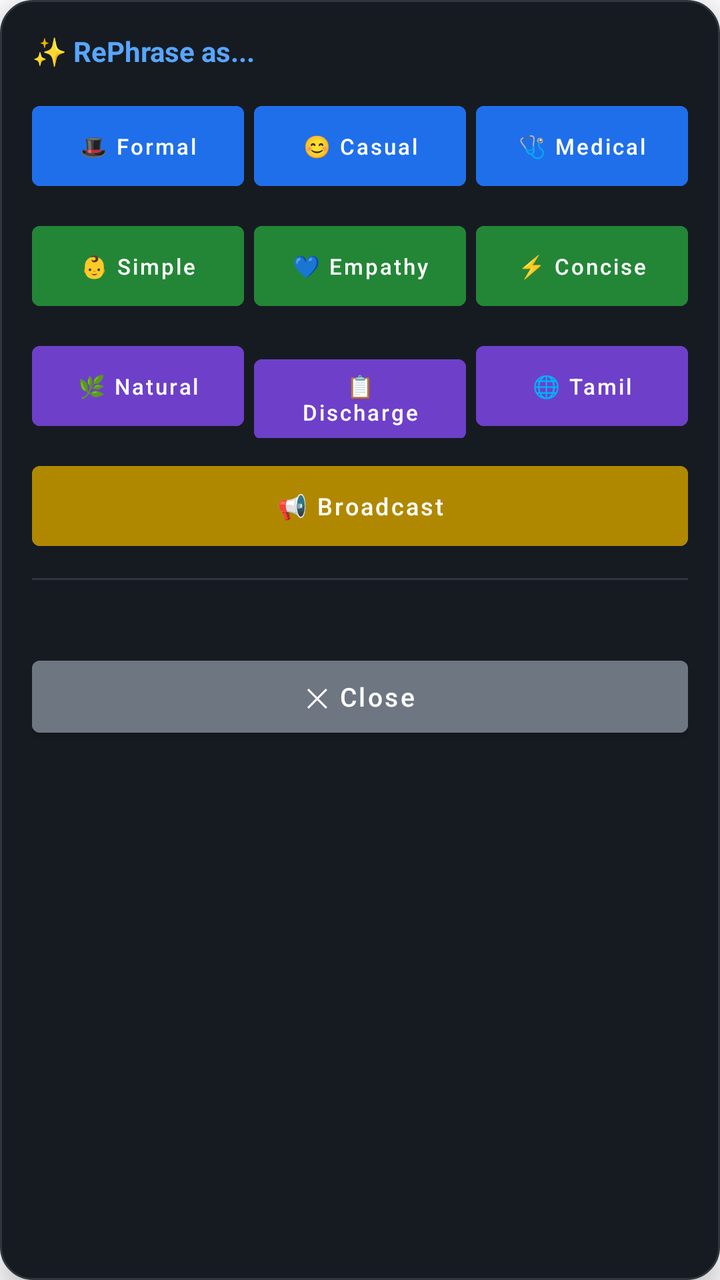
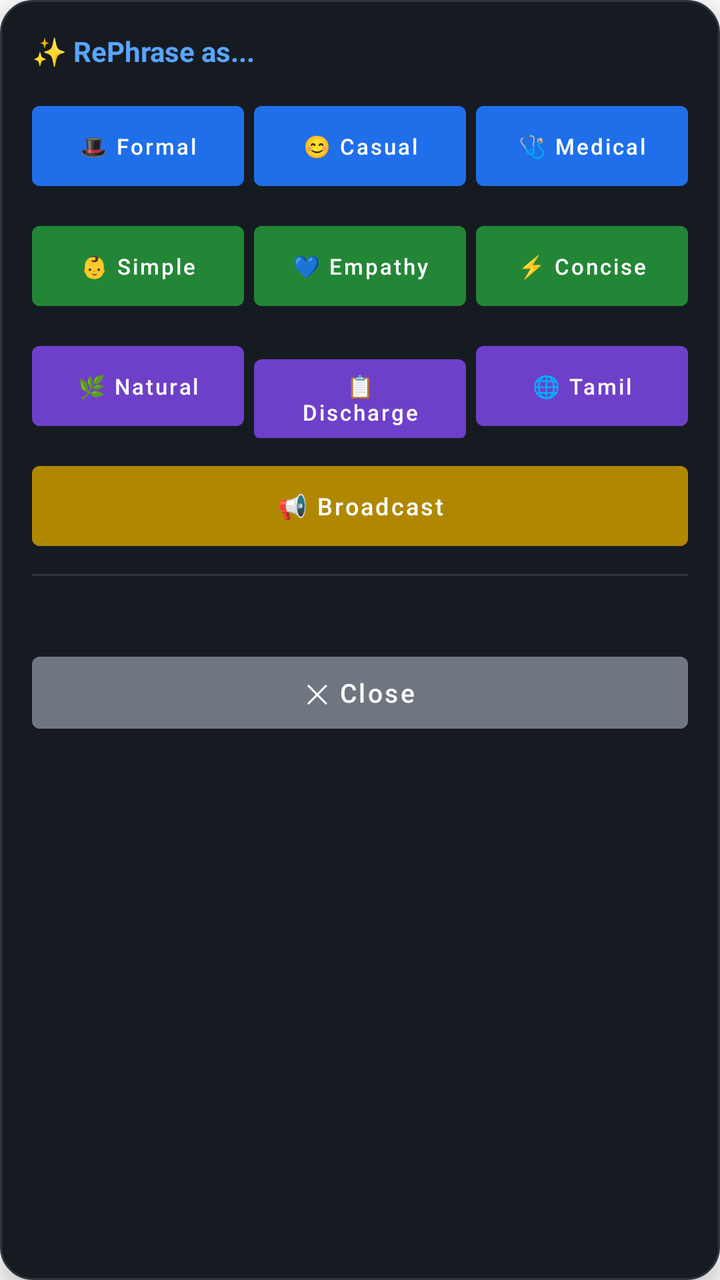

Compare the two renders of this Android layout. The source of the first and the diff that turns it into the second are given below.
<!-- AndroidManifest.xml: application theme AppTheme -->
<!-- res/layout/floating_bubble.xml -->
<?xml version="1.0" encoding="utf-8"?>
<LinearLayout xmlns:android="http://schemas.android.com/apk/res/android"
    android:layout_width="360dp"
    android:layout_height="wrap_content"
    android:orientation="vertical"
    android:background="@drawable/bubble_bg"
    android:padding="16dp"
    android:elevation="8dp">

    <TextView
        android:layout_width="wrap_content"
        android:layout_height="wrap_content"
        android:text="✨ RePhrase as..."
        android:textSize="14sp"
        android:textStyle="bold"
        android:textColor="#58a6ff"
        android:layout_marginBottom="12dp"/>

    <LinearLayout
        android:layout_width="match_parent"
        android:layout_height="wrap_content"
        android:orientation="horizontal"
        android:layout_marginBottom="8dp">
        <Button android:id="@+id/btn_formal" android:layout_width="0dp" android:layout_weight="1" android:layout_height="52dp" android:text="🎩 Formal" android:textSize="11sp" android:backgroundTint="#1f6feb" android:layout_marginEnd="5dp" android:textAllCaps="false"/>
        <Button android:id="@+id/btn_casual" android:layout_width="0dp" android:layout_weight="1" android:layout_height="52dp" android:text="😊 Casual" android:textSize="11sp" android:backgroundTint="#1f6feb" android:layout_marginEnd="5dp" android:textAllCaps="false"/>
        <Button android:id="@+id/btn_medical" android:layout_width="0dp" android:layout_weight="1" android:layout_height="52dp" android:text="🩺 Medical" android:textSize="11sp" android:backgroundTint="#1f6feb" android:textAllCaps="false"/>
    </LinearLayout>

    <LinearLayout
        android:layout_width="match_parent"
        android:layout_height="wrap_content"
        android:orientation="horizontal"
        android:layout_marginBottom="8dp">
        <Button android:id="@+id/btn_simple" android:layout_width="0dp" android:layout_weight="1" android:layout_height="52dp" android:text="👶 Simple" android:textSize="11sp" android:backgroundTint="#238636" android:layout_marginEnd="5dp" android:textAllCaps="false"/>
        <Button android:id="@+id/btn_empathy" android:layout_width="0dp" android:layout_weight="1" android:layout_height="52dp" android:text="💙 Empathy" android:textSize="11sp" android:backgroundTint="#238636" android:layout_marginEnd="5dp" android:textAllCaps="false"/>
        <Button android:id="@+id/btn_concise" android:layout_width="0dp" android:layout_weight="1" android:layout_height="52dp" android:text="⚡ Concise" android:textSize="11sp" android:backgroundTint="#238636" android:textAllCaps="false"/>
    </LinearLayout>

    <LinearLayout
        android:layout_width="match_parent"
        android:layout_height="wrap_content"
        android:orientation="horizontal"
        android:layout_marginBottom="8dp">
        <Button android:id="@+id/btn_natural" android:layout_width="0dp" android:layout_weight="1" android:layout_height="52dp" android:text="🌿 Natural" android:textSize="11sp" android:backgroundTint="#6e40c9" android:layout_marginEnd="5dp" android:textAllCaps="false"/>
        <Button android:id="@+id/btn_discharge" android:layout_width="0dp" android:layout_weight="1" android:layout_height="52dp" android:text="📋 Discharge" android:textSize="11sp" android:backgroundTint="#6e40c9" android:layout_marginEnd="5dp" android:textAllCaps="false"/>
        <Button android:id="@+id/btn_tamil" android:layout_width="0dp" android:layout_weight="1" android:layout_height="52dp" android:text="🌐 Tamil" android:textSize="11sp" android:backgroundTint="#6e40c9" android:textAllCaps="false"/>
    </LinearLayout>

    <LinearLayout
        android:layout_width="match_parent"
        android:layout_height="wrap_content"
        android:orientation="horizontal"
        android:layout_marginBottom="10dp">
        <Button android:id="@+id/btn_broadcast" android:layout_width="match_parent" android:layout_height="52dp" android:text="📢 Broadcast" android:textSize="12sp" android:backgroundTint="#b08800" android:textAllCaps="false"/>
    </LinearLayout>

    <View
        android:layout_width="match_parent"
        android:layout_height="1dp"
        android:background="#30363d"
        android:layout_marginBottom="10dp"/>

    <TextView
        android:id="@+id/statusMsg"
        android:layout_width="wrap_content"
        android:layout_height="wrap_content"
        android:text=""
        android:textSize="12sp"
        android:textColor="#58a6ff"
        android:layout_marginBottom="8dp"/>

    <ScrollView
    android:layout_width="match_parent"
    android:layout_height="300dp"
    android:visibility="gone"
    android:id="@+id/optionsScroll">
<LinearLayout
    android:id="@+id/optionsLayout"
    android:layout_width="match_parent"
    android:layout_height="wrap_content"
    android:orientation="vertical">

        <TextView
            android:layout_width="wrap_content"
            android:layout_height="wrap_content"
            android:text="Tap an option to use it:"
            android:textSize="11sp"
            android:textColor="#6e7681"
            android:layout_marginBottom="6dp"/>

        <Button
            android:id="@+id/btn_option1"
            android:layout_width="match_parent"
            android:layout_height="wrap_content"
            android:text=""
            android:textSize="12sp"
            android:textColor="#ffffff"
            android:backgroundTint="#2ea043"
            android:textAllCaps="false"
            android:gravity="start|center_vertical"
            android:paddingStart="12dp"
            android:paddingEnd="12dp"
            android:paddingTop="10dp"
            android:paddingBottom="10dp"
            android:layout_marginBottom="6dp"/>

        <Button
            android:id="@+id/btn_option2"
            android:layout_width="match_parent"
            android:layout_height="wrap_content"
            android:text=""
            android:textSize="12sp"
            android:textColor="#ffffff"
            android:backgroundTint="#2ea043"
            android:textAllCaps="false"
            android:gravity="start|center_vertical"
            android:paddingStart="12dp"
            android:paddingEnd="12dp"
            android:paddingTop="10dp"
            android:paddingBottom="10dp"
            android:layout_marginBottom="6dp"/>

        <Button
            android:id="@+id/btn_option3"
            android:layout_width="match_parent"
            android:layout_height="wrap_content"
            android:text=""
            android:textSize="12sp"
            android:textColor="#ffffff"
            android:backgroundTint="#2ea043"
            android:textAllCaps="false"
            android:gravity="start|center_vertical"
            android:paddingStart="12dp"
            android:paddingEnd="12dp"
            android:paddingTop="10dp"
            android:paddingBottom="10dp"
            android:layout_marginBottom="6dp"/>

    </LinearLayout>
</ScrollView>

    <Button
        android:id="@+id/btn_close_top"
        android:layout_width="match_parent"
        android:layout_height="48dp"
        android:text="✕ Close"
        android:textSize="13sp"
        android:backgroundTint="#6e7681"
        android:textAllCaps="false"
        android:visibility="visible"/>

</LinearLayout>
<!-- resources referenced by this layout -->
<resources>
  <!-- drawable bubble_bg (drawable) -->
  <?xml version="1.0" encoding="utf-8"?>
  <shape xmlns:android="http://schemas.android.com/apk/res/android">
      <solid android:color="#161b22"/>
      <corners android:radius="16dp"/>
      <stroke android:width="1dp" android:color="#30363d"/>
  </shape>
  <style name="AppTheme" parent="Theme.MaterialComponents.DayNight.DarkActionBar">
          <item name="colorPrimary">#1f6feb</item>
          <item name="colorPrimaryDark">#0d1117</item>
          <item name="colorAccent">#388bfd</item>
      </style>
</resources>

<!-- the commit's change to res/layout/floating_bubble.xml (unified diff, before → after) -->
@@ -50,8 +50,21 @@
         android:layout_width="match_parent"
         android:layout_height="wrap_content"
         android:orientation="horizontal"
-        android:layout_marginBottom="10dp">
+        android:layout_marginBottom="8dp">
         <Button android:id="@+id/btn_broadcast" android:layout_width="match_parent" android:layout_height="52dp" android:text="📢 Broadcast" android:textSize="12sp" android:backgroundTint="#b08800" android:textAllCaps="false"/>
+    </LinearLayout>
+
+    
+    <LinearLayout
+        android:id="@+id/customTonesRow"
+        android:layout_width="match_parent"
+        android:layout_height="wrap_content"
+        android:orientation="horizontal"
+        android:layout_marginBottom="8dp"
+        android:visibility="gone">
+        <Button android:id="@+id/btn_custom1" android:layout_width="0dp" android:layout_weight="1" android:layout_height="52dp" android:text="⭐ Custom 1" android:textSize="11sp" android:backgroundTint="#c05800" android:layout_marginEnd="5dp" android:textAllCaps="false"/>
+        <Button android:id="@+id/btn_custom2" android:layout_width="0dp" android:layout_weight="1" android:layout_height="52dp" android:text="⭐ Custom 2" android:textSize="11sp" android:backgroundTint="#c05800" android:layout_marginEnd="5dp" android:textAllCaps="false"/>
+        <Button android:id="@+id/btn_custom3" android:layout_width="0dp" android:layout_weight="1" android:layout_height="52dp" android:text="⭐ Custom 3" android:textSize="11sp" android:backgroundTint="#c05800" android:textAllCaps="false"/>
     </LinearLayout>
 
     <View
@@ -70,74 +83,74 @@
         android:layout_marginBottom="8dp"/>
 
     <ScrollView
-    android:layout_width="match_parent"
-    android:layout_height="300dp"
-    android:visibility="gone"
-    android:id="@+id/optionsScroll">
-<LinearLayout
-    android:id="@+id/optionsLayout"
-    android:layout_width="match_parent"
-    android:layout_height="wrap_content"
-    android:orientation="vertical">
-
-        <TextView
-            android:layout_width="wrap_content"
-            android:layout_height="wrap_content"
-            android:text="Tap an option to use it:"
-            android:textSize="11sp"
-            android:textColor="#6e7681"
-            android:layout_marginBottom="6dp"/>
-
-        <Button
-            android:id="@+id/btn_option1"
+        android:id="@+id/optionsScroll"
+        android:layout_width="match_parent"
+        android:layout_height="300dp"
+        android:visibility="gone">
+        <LinearLayout
+            android:id="@+id/optionsLayout"
             android:layout_width="match_parent"
             android:layout_height="wrap_content"
-            android:text=""
-            android:textSize="12sp"
-            android:textColor="#ffffff"
-            android:backgroundTint="#2ea043"
-            android:textAllCaps="false"
-            android:gravity="start|center_vertical"
-            android:paddingStart="12dp"
-            android:paddingEnd="12dp"
-            android:paddingTop="10dp"
-            android:paddingBottom="10dp"
-            android:layout_marginBottom="6dp"/>
+            android:orientation="vertical">
 
-        <Button
-            android:id="@+id/btn_option2"
-            android:layout_width="match_parent"
-            android:layout_height="wrap_content"
-            android:text=""
-            android:textSize="12sp"
-            android:textColor="#ffffff"
-            android:backgroundTint="#2ea043"
-            android:textAllCaps="false"
-            android:gravity="start|center_vertical"
-            android:paddingStart="12dp"
-            android:paddingEnd="12dp"
-            android:paddingTop="10dp"
-            android:paddingBottom="10dp"
-            android:layout_marginBottom="6dp"/>
+            <TextView
+                android:layout_width="wrap_content"
+                android:layout_height="wrap_content"
+                android:text="Tap an option to use it:"
+                android:textSize="11sp"
+                android:textColor="#6e7681"
+                android:layout_marginBottom="6dp"/>
 
-        <Button
-            android:id="@+id/btn_option3"
-            android:layout_width="match_parent"
-            android:layout_height="wrap_content"
-            android:text=""
-            android:textSize="12sp"
-            android:textColor="#ffffff"
-            android:backgroundTint="#2ea043"
-            android:textAllCaps="false"
-            android:gravity="start|center_vertical"
-            android:paddingStart="12dp"
-            android:paddingEnd="12dp"
-            android:paddingTop="10dp"
-            android:paddingBottom="10dp"
-            android:layout_marginBottom="6dp"/>
+            <Button
+                android:id="@+id/btn_option1"
+                android:layout_width="match_parent"
+                android:layout_height="wrap_content"
+                android:text=""
+                android:textSize="12sp"
+                android:textColor="#ffffff"
+                android:backgroundTint="#2ea043"
+                android:textAllCaps="false"
+                android:gravity="start|center_vertical"
+                android:paddingStart="12dp"
+                android:paddingEnd="12dp"
+                android:paddingTop="10dp"
+                android:paddingBottom="10dp"
+                android:layout_marginBottom="6dp"/>
 
-    </LinearLayout>
-</ScrollView>
+            <Button
+                android:id="@+id/btn_option2"
+                android:layout_width="match_parent"
+                android:layout_height="wrap_content"
+                android:text=""
+                android:textSize="12sp"
+                android:textColor="#ffffff"
+                android:backgroundTint="#2ea043"
+                android:textAllCaps="false"
+                android:gravity="start|center_vertical"
+                android:paddingStart="12dp"
+                android:paddingEnd="12dp"
+                android:paddingTop="10dp"
+                android:paddingBottom="10dp"
+                android:layout_marginBottom="6dp"/>
+
+            <Button
+                android:id="@+id/btn_option3"
+                android:layout_width="match_parent"
+                android:layout_height="wrap_content"
+                android:text=""
+                android:textSize="12sp"
+                android:textColor="#ffffff"
+                android:backgroundTint="#2ea043"
+                android:textAllCaps="false"
+                android:gravity="start|center_vertical"
+                android:paddingStart="12dp"
+                android:paddingEnd="12dp"
+                android:paddingTop="10dp"
+                android:paddingBottom="10dp"
+                android:layout_marginBottom="6dp"/>
+
+        </LinearLayout>
+    </ScrollView>
 
     <Button
         android:id="@+id/btn_close_top"
